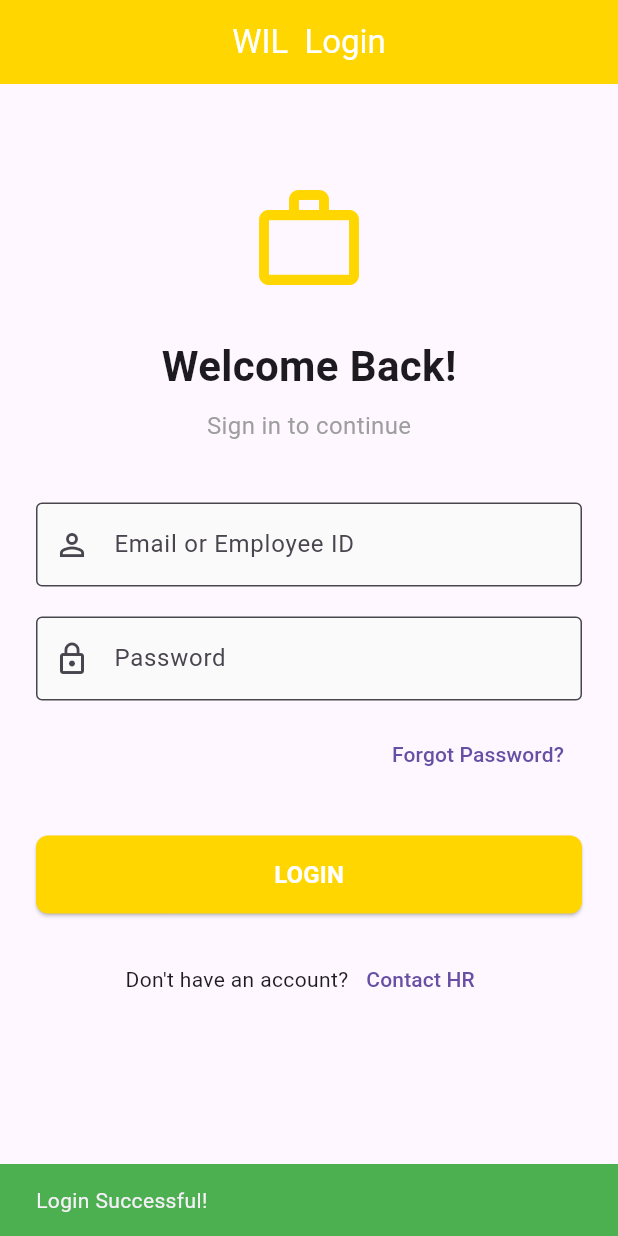
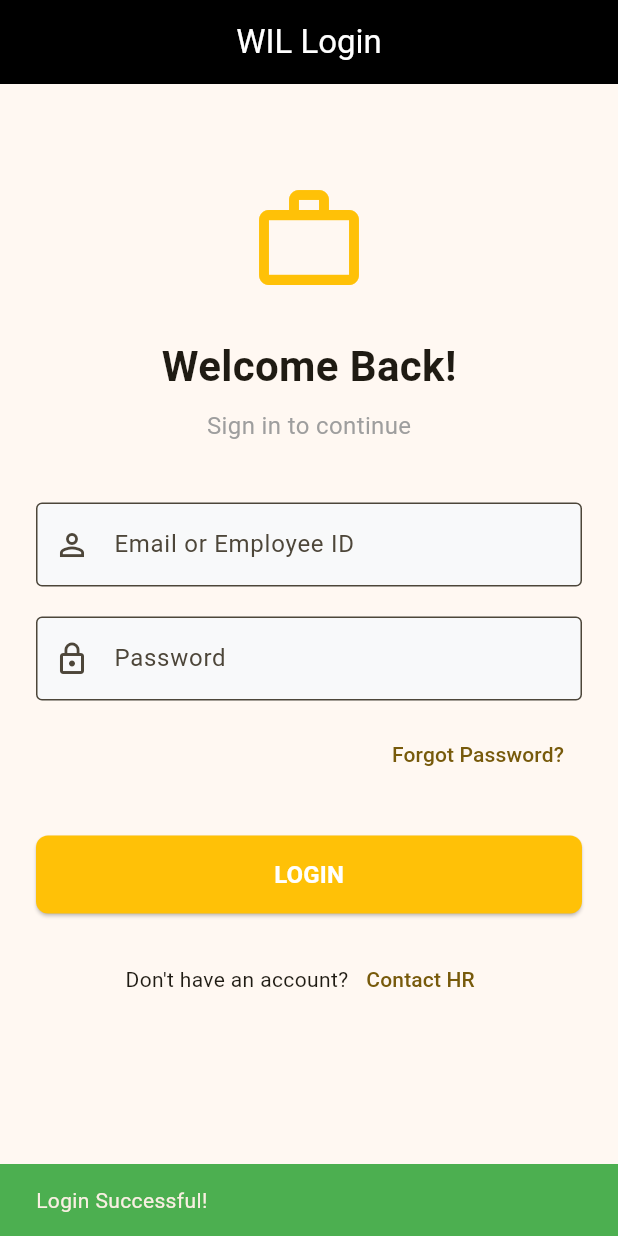
Before and after one commit to Zaryab-khanzk/wilapp, a Flutter app: the screen it shows after launch, after a tap on "LOGIN", on a phone screen of 412 x 824 dp. Run offline on Flutter 3.47's test engine with Material 3 defaults, Android fonts, the phone set to English and light mode, and no system bars.

Commit message:
color themes

```diff
--- a/lib/core/colors/app_colors.dart
+++ b/lib/core/colors/app_colors.dart
@@ -0,0 +1,20 @@
+import 'package:flutter/material.dart';
+
+class AppColors {
+  // Primary Brand Color
+  static const Color primary = Color(0xFFFFC107); // yellowAccent[700]
+  static const Color primaryLight = Color(0xFFFFE082);
+
+  // Backgrounds & Surfaces
+  static const Color background = Colors.white;
+  static const Color surface = Color(0xFFF8F9FA); // light grey
+  static const Color darkBackground = Color(0xFF121212);
+
+  // Text Colors
+  static const Color textPrimary = Colors.black87;
+  static const Color textSecondary = Colors.grey;
+
+  // Status Colors
+  static const Color success = Colors.green;
+  static const Color error = Colors.red;
+}
--- a/lib/main.dart
+++ b/lib/main.dart
@@ -1,5 +1,6 @@
 import 'package:flutter/material.dart';
 import 'screens/splash_screen.dart';
+import 'core/colors/app_colors.dart';
 
 void main() {
   runApp(const WilApp());
@@ -16,9 +17,22 @@ class WilApp extends StatelessWidget {
       theme: ThemeData(
         primaryColor: Colors.black,
         useMaterial3: true,
-        appBarTheme: AppBarTheme(
+        colorScheme: ColorScheme.fromSeed(
+          seedColor: AppColors.primary,
+          brightness: Brightness.light,
+        ),
+        appBarTheme: const AppBarTheme(
           backgroundColor: Colors.black,
           foregroundColor: Colors.white,
+        ),
+        elevatedButtonTheme: ElevatedButtonThemeData(
+          style: ElevatedButton.styleFrom(
+            backgroundColor: AppColors.primary,
+            foregroundColor: Colors.white,
+            shape: RoundedRectangleBorder(
+              borderRadius: BorderRadius.circular(8),
+            ),
+          ),
         ),
       ),
       home: const SplashScreen(),
--- a/lib/screens/login_screen.dart
+++ b/lib/screens/login_screen.dart
@@ -1,4 +1,5 @@
 import 'package:flutter/material.dart';
+import '../../core/colors/app_colors.dart';
 
 class LoginScreen extends StatelessWidget {
   const LoginScreen({super.key});
@@ -7,9 +8,9 @@ class LoginScreen extends StatelessWidget {
   Widget build(BuildContext context) {
     return Scaffold(
       appBar: AppBar(
-        title: const Text('WIL  Login'),
+        title: const Text('WIL Login'),
         centerTitle: true,
-        backgroundColor: Colors.yellowAccent[700],
+        backgroundColor: Colors.black,
         foregroundColor: Colors.white,
       ),
       body: Padding(
@@ -21,11 +22,7 @@ class LoginScreen extends StatelessWidget {
               const SizedBox(height: 40),
 
               // App Logo / Icon
-              Icon(
-                Icons.work_outline,
-                size: 80,
-                color: Colors.yellowAccent[700],
-              ),
+              Icon(Icons.work_outline, size: 80, color: AppColors.primary),
               const SizedBox(height: 24),
 
               const Text(
@@ -35,7 +32,7 @@ class LoginScreen extends StatelessWidget {
               const SizedBox(height: 8),
               const Text(
                 'Sign in to continue',
-                style: TextStyle(fontSize: 16, color: Colors.grey),
+                style: TextStyle(fontSize: 16, color: AppColors.textSecondary),
               ),
 
               const SizedBox(height: 40),
@@ -47,7 +44,7 @@ class LoginScreen extends StatelessWidget {
                   border: const OutlineInputBorder(),
                   prefixIcon: const Icon(Icons.person_outline),
                   filled: true,
-                  fillColor: Colors.grey[50],
+                  fillColor: AppColors.surface,
                 ),
                 keyboardType: TextInputType.emailAddress,
               ),
@@ -62,7 +59,7 @@ class LoginScreen extends StatelessWidget {
                   border: const OutlineInputBorder(),
                   prefixIcon: const Icon(Icons.lock_outline),
                   filled: true,
-                  fillColor: Colors.grey[50],
+                  fillColor: AppColors.surface,
                 ),
               ),
 
@@ -85,17 +82,15 @@ class LoginScreen extends StatelessWidget {
                 height: 52,
                 child: ElevatedButton(
                   onPressed: () {
-                    // space for actual logic.......
-
                     ScaffoldMessenger.of(context).showSnackBar(
                       const SnackBar(
                         content: Text('Login Successful!'),
-                        backgroundColor: Colors.green,
+                        backgroundColor: AppColors.success,
                       ),
                     );
                   },
                   style: ElevatedButton.styleFrom(
-                    backgroundColor: Colors.yellowAccent[700],
+                    backgroundColor: AppColors.primary,
                     foregroundColor: Colors.white,
                     shape: RoundedRectangleBorder(
                       borderRadius: BorderRadius.circular(8),
--- a/lib/screens/splash_screen.dart
+++ b/lib/screens/splash_screen.dart
@@ -1,4 +1,5 @@
 import 'package:flutter/material.dart';
+import '../../core/colors/app_colors.dart';
 import 'login_screen.dart';
 
 class SplashScreen extends StatefulWidget {
@@ -13,7 +14,7 @@ class _SplashScreenState extends State<SplashScreen> {
   void initState() {
     super.initState();
 
-    Future.delayed(const Duration(seconds: 5), () {
+    Future.delayed(const Duration(seconds: 3), () {
       if (mounted) {
         Navigator.pushReplacement(
           context,
@@ -26,7 +27,7 @@ class _SplashScreenState extends State<SplashScreen> {
   @override
   Widget build(BuildContext context) {
     return Scaffold(
-      backgroundColor: Colors.black87,
+      backgroundColor: AppColors.darkBackground,
       body: Center(
         child: Column(
           mainAxisAlignment: MainAxisAlignment.center,
@@ -37,27 +38,25 @@ class _SplashScreenState extends State<SplashScreen> {
               width: 120,
             ),
             const SizedBox(height: 30),
-            const Center(
-              child: Text(
-                'Wah Industries Limited',
-                textAlign: TextAlign.center, // Ensures centering if text wraps
-                style: TextStyle(
-                  fontSize: 38,
-                  fontWeight: FontWeight.bold,
-                  color: Colors.yellowAccent,
-                  letterSpacing: 3,
-                ),
+            const Text(
+              'Wah Industries Limited',
+              textAlign: TextAlign.center,
+              style: TextStyle(
+                fontSize: 38,
+                fontWeight: FontWeight.bold,
+                color: AppColors.primary,
+                letterSpacing: 3,
               ),
             ),
             const SizedBox(height: 8),
             const Text(
               'Employee Management System',
               textAlign: TextAlign.center,
-              style: TextStyle(fontSize: 16, color: Colors.yellowAccent),
+              style: TextStyle(fontSize: 16, color: AppColors.primary),
             ),
             const SizedBox(height: 50),
             const CircularProgressIndicator(
-              color: Colors.yellowAccent,
+              color: AppColors.primary,
               strokeWidth: 3,
             ),
           ],
```
